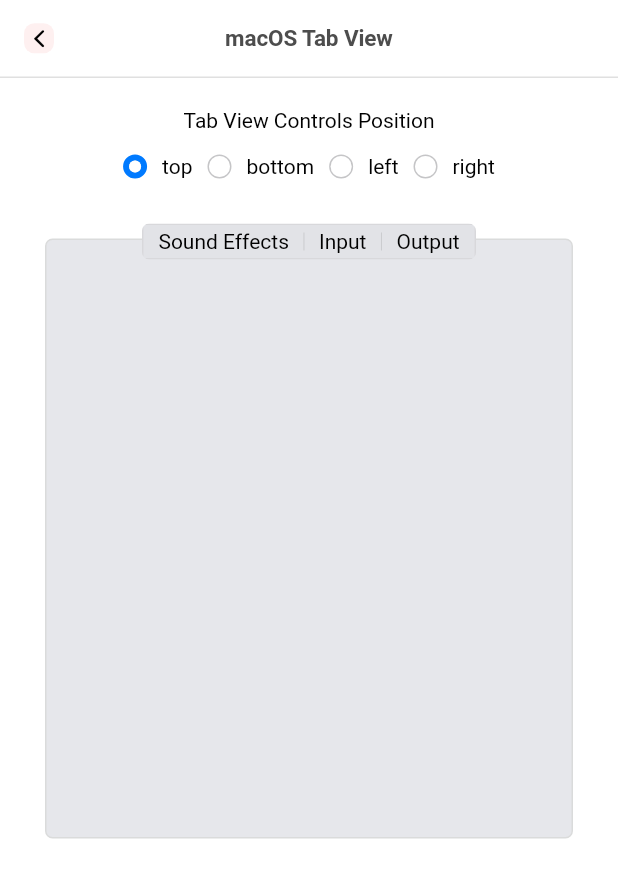
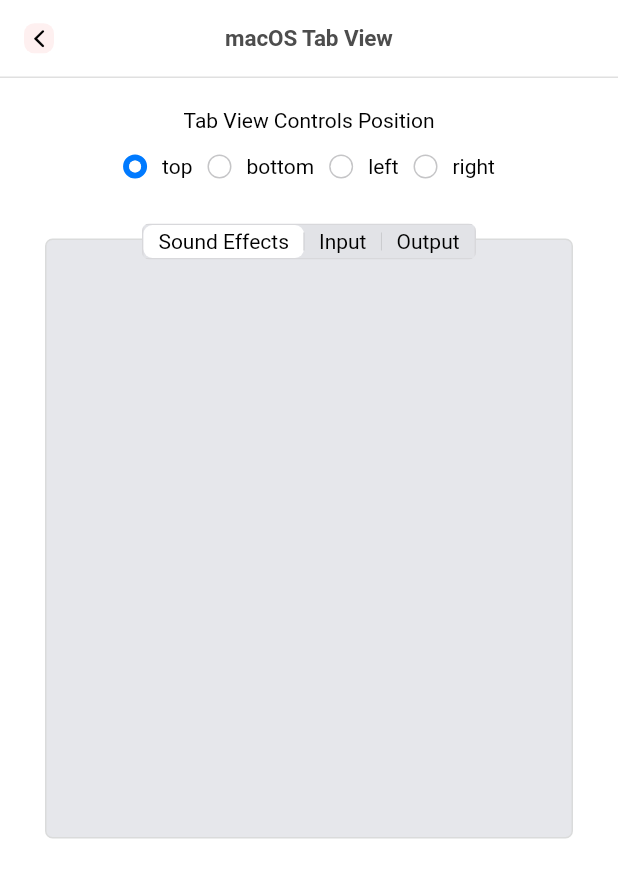
Before and after one commit to macosui/macos_ui, a Flutter app: the TabViewPage screen opened directly, on a phone screen of 412 x 824 dp. Shown: the top 878 px of the screen. Run offline on Flutter 3.47's test engine with Material 2 defaults, Android fonts, the phone set to English and light mode, and no system bars; Roboto replaces fonts that are missing (.AppleSystemUIFont).

Commit message:
Implement active state for MacosTab

```diff
--- a/lib/src/layout/tab.dart
+++ b/lib/src/layout/tab.dart
@@ -1,3 +1,4 @@
+import '../../macos_ui.dart';
 import '../library.dart';
 
 class MacosTab extends StatelessWidget {
@@ -14,13 +15,21 @@ class MacosTab extends StatelessWidget {
 
   @override
   Widget build(BuildContext context) {
+    final brightness = MacosTheme.brightnessOf(context);
+
     return GestureDetector(
       onTap: onTap,
-      onTapDown: (TapDownDetails _) {
-        // TODO: Implement highlighted state when pressed down
-      },
-      child: Padding(
+      child: Container(
         padding: const EdgeInsets.symmetric(horizontal: 10, vertical: 3),
+        decoration: BoxDecoration(
+          borderRadius: BorderRadius.all(Radius.elliptical(6, 6)),
+          color: active
+              ? brightness.resolve(
+                  Colors.white,
+                  Color.fromRGBO(95, 96, 97, 1.0),
+                )
+              : Colors.transparent,
+        ),
         child: Text(label),
       ),
     );
```
